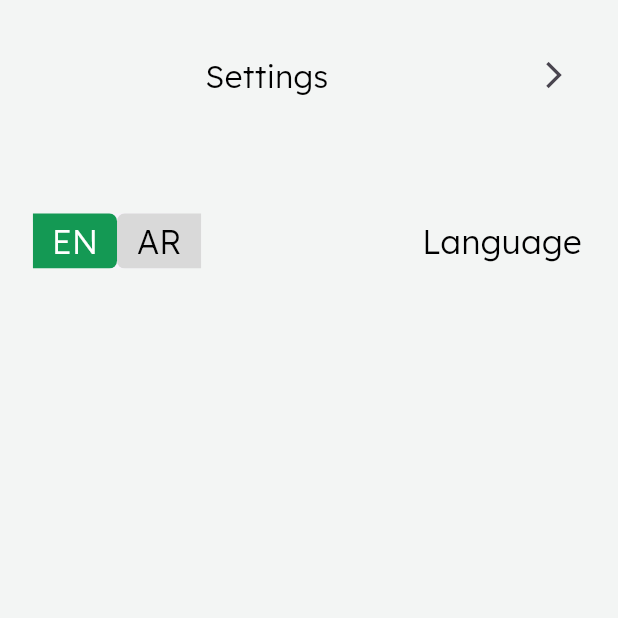
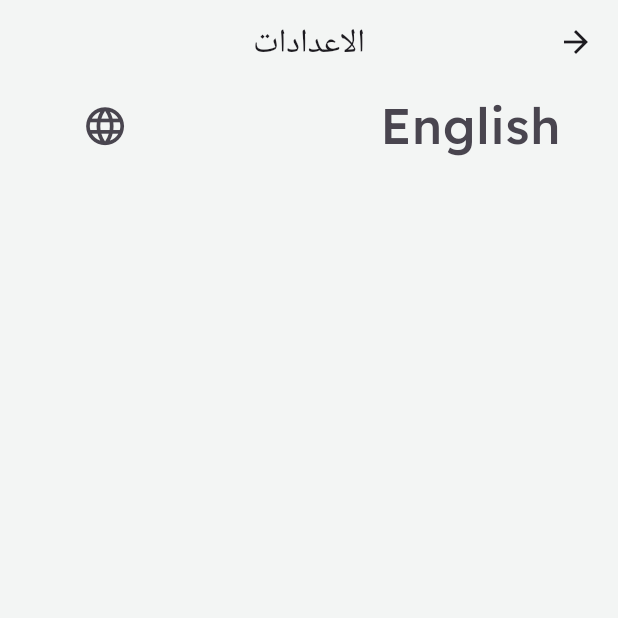
Before and after one commit to mohamed3652871-bit/To-Do-APP, a Flutter app: the Settings screen opened directly, on a phone screen of 412 x 824 dp, the top half of it. Run offline on Flutter 3.47's test engine with Material 3 defaults, Android fonts, the phone set to English and light mode, and no system bars; our stand-ins replace bloc, dartz, dio, flutter_bloc, flutter_screenutil, flutter_svg and 3 more; accounts and stored records are empty.

Commit message:
add translation button in the app and edit appbar, home and setting and profile widgets to be better performance and more clean

```diff
--- a/lib/features/settings_page/views/settings.dart
+++ b/lib/features/settings_page/views/settings.dart
@@ -1,113 +1,58 @@
+import 'package:get/get_core/src/get_main.dart';
+import 'package:get/get_navigation/src/extension_navigation.dart';
+import 'package:get/get_utils/src/extensions/internacionalization.dart';
+import 'package:to_do_app/core/translation/translation_keys.dart';
 import '../../../core/utils/shared_packages.dart';
+import '../../splash/views/splash.dart';
 
-Color enColor=Colors.white;
+Color enColor = Colors.white;
 Color? tempColor;
-Color arColor=Colors.black;
-Color enButtonColor=Color(0xff149954);
-Color arButtonColor=Color(0xffD9D9D9);
+Color arColor = Colors.black;
+Color enButtonColor = Color(0xff149954);
+Color arButtonColor = Color(0xffD9D9D9);
 
+class Settings extends StatefulWidget {
+  const Settings({super.key});
 
-class Settings extends StatelessWidget {
-  const Settings({super.key});
+  @override
+  State<Settings> createState() => _SettingsState();
+}
+
+class _SettingsState extends State<Settings> {
+
+  void changeLanguage() {
+    if (Get.locale?.languageCode == 'en') {
+      Get.updateLocale(const Locale('ar'));
+    } else {
+      Get.updateLocale(const Locale('en'));
+      Navigator.push(context, MaterialPageRoute(builder: (context) => const SplashScreen(),));
+    }
+  }
+
 
   @override
   Widget build(BuildContext context) {
     return Scaffold(
-      body: Container(
-        color: AppColors.appPrimaryColor,
-        width: double.infinity,
-        height: double.infinity,
-        padding: EdgeInsets.only(top: 26.h,left: 20.w,right: 22.w),
-        child: SingleChildScrollView(
-          child:
-          Column(
-              children: [
-               Row(
-                 crossAxisAlignment: CrossAxisAlignment.center,
-                 children: [
-                  IconButton(onPressed: () {
-                    Navigator.pop(context);
-                  }, icon: Icon(Icons.arrow_back_ios),iconSize: 21.r,),
-                   SizedBox(width: 110.w,),
-                   Text("Settings",style: TextStyle(fontSize: 19.sp,fontWeight: FontWeight.w300,color: Colors.black,fontFamily: "Lexend Deca"),),
-                 ],
-               ),
-                SizedBox(height: 67.h,),
-                Row(
-                  children: [
-                    Text('Language',style: TextStyle(fontSize: 20.sp,fontWeight: FontWeight.w300,color: Colors.black,fontFamily: "Lexend Deca"),),
-                    Spacer(),
+      appBar: AppBar(
+        backgroundColor: AppColors.appPrimaryColor,
+        centerTitle: true,
+        title: Text(TranslationKeys.settings.tr),
+      ),
+      body: Padding(
+        padding: EdgeInsets.symmetric(horizontal: 20.w),
+        child: Column(
+          children: [
+            ListTile(
 
-                    SizedBox(
-                      width: 102.w,
-                      height: 36.h,
-                      child:ElevatedButton(
-                        onPressed: (){
-                          tempColor = arColor;
-                          arColor = enColor;
-                          enColor= tempColor!;
-                          tempColor=arButtonColor;
-                          arButtonColor=enButtonColor;
-                          enButtonColor=tempColor!;
-
-                        },
-                        style: ElevatedButton.styleFrom(
-                            padding: EdgeInsets.zero,
-                            shadowColor: Colors.transparent,
-                            elevation: 0,
-                        ),
-                        child: Row(
-                          children: [
-                            //ArButton
-                            Container(
-                              width: 51.w,
-                              height: 36.h,
-                              alignment: Alignment.center,
-                              decoration: BoxDecoration(
-                                color: arButtonColor,
-                                borderRadius: BorderRadius.only(topLeft: Radius.circular(5.r),bottomLeft: Radius.circular(5.r))
-                              ),
-                              child: Text("AR",style: TextStyle(fontSize: 20.sp,fontWeight: FontWeight.w300,color: arColor,fontFamily: "Lexend Deca")),
-
-                            ),
-                            //EnButton
-                            Container(
-                              width: 51.w,
-                              height: 36.h,
-                              alignment: Alignment.center,
-
-                              decoration: BoxDecoration(
-                                  color: enButtonColor,
-                                  borderRadius: BorderRadius.only(topRight: Radius.circular(5.r),bottomRight: Radius.circular(5.r))
-                              ),
-                              child: Text("EN",style: TextStyle(fontSize: 20.sp,fontWeight: FontWeight.w300,color: enColor,fontFamily: "Lexend Deca")),
-
-
-
-
-
-                            ),
-
-                          ],
-                        ),
-                      )
-
-                    ),
-
-
-                  ],
-                )
-
-
-
-
-
-
-              ]
-          ),
+              leading: Text(
+                TranslationKeys.appLanguage.tr,
+                style: TextStyle(fontSize: 30.sp),
+              ),
+              trailing: IconButton(onPressed: () { changeLanguage();}, icon: Icon(Icons.language,size: 30.r,),),
+            ),
+          ],
         ),
       ),
     );
-
   }
 }
```
